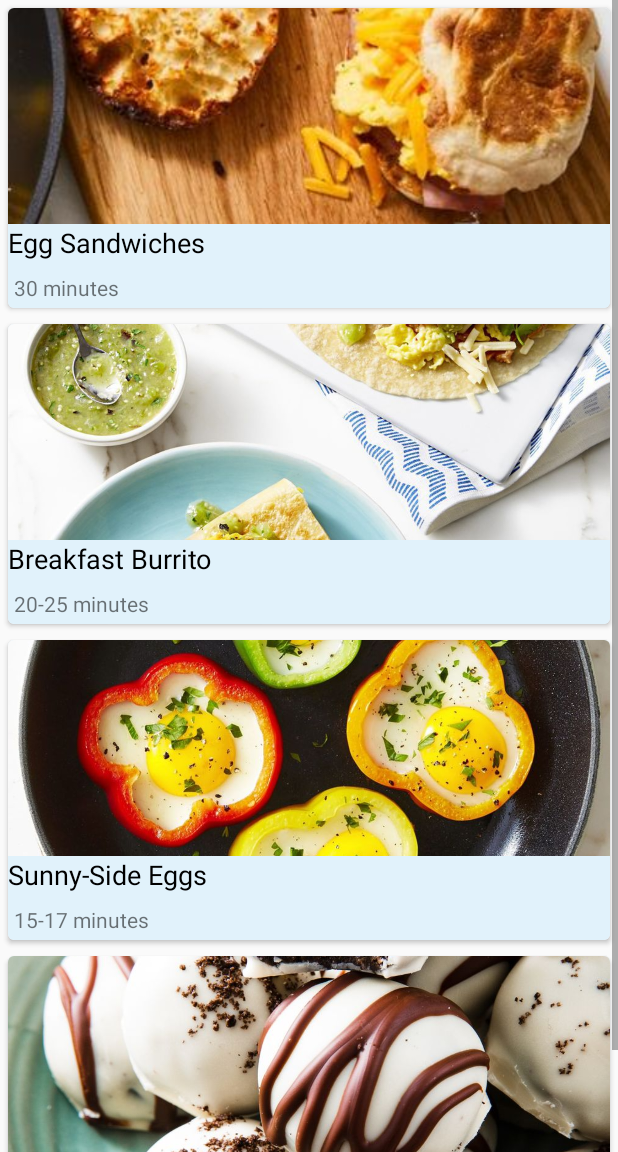
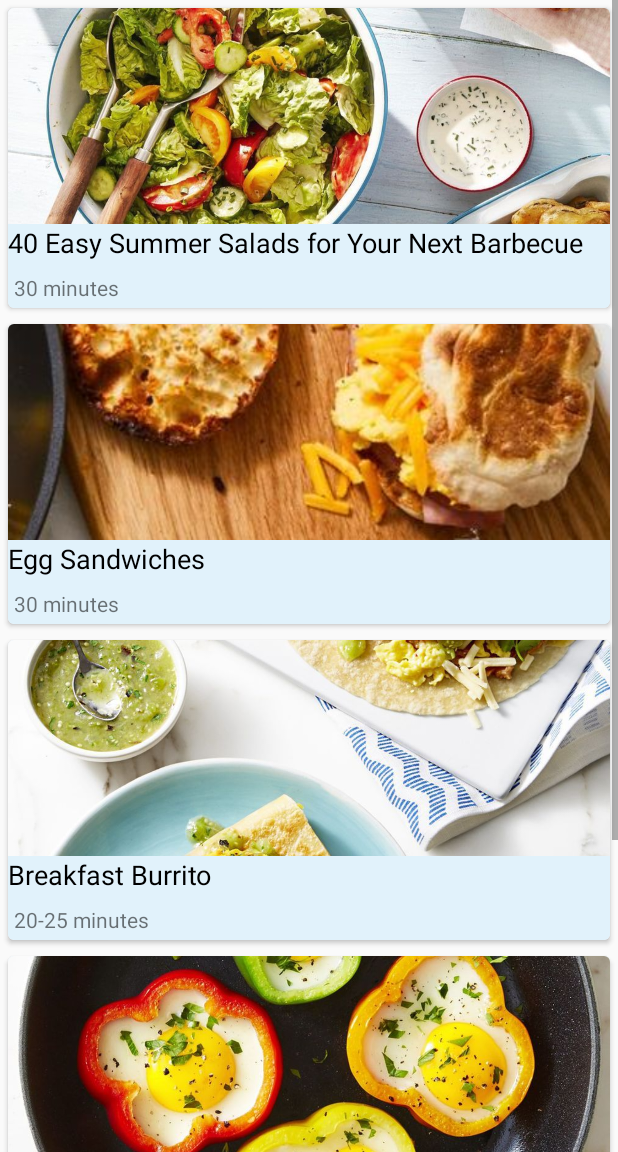
Before and after one commit to JustMoze/Recipe_app, an Android app: the screen it shows after launch (MainActivity), in the side drawer, after a tap on "Breakfast", on a phone screen of 412 x 824 dp, the part 84-1236 px from its top. Run offline under Robolectric (Android 15) with nearby library versions, the phone set to English and light mode, and no system bars; our stand-ins replace Room's generated code.

Commit message:
update database

```diff
--- a/app/src/main/java/com/hfad/recipes/Breakfast_fragment.java
+++ b/app/src/main/java/com/hfad/recipes/Breakfast_fragment.java
@@ -74,7 +74,7 @@
             try {
                 db = recipeDatabaseHelper.getReadableDatabase();
                 Log.d("Duombaze", "db was readed");
-                String sql = "SELECT recipe._ID, recipe.NAME, recipe.DURATION, recipe.IMAGE FROM `recipe` INNER JOIN category WHERE recipe._ID = category.RECIPE_ID AND category.NAME = 'Breakfast'";
+                String sql = "SELECT recipe._ID, recipe.NAME, recipe.DURATION, recipe.IMAGE FROM `recipe` INNER JOIN recipe_category ON recipe._ID = recipe_category.recipe_ID INNER JOIN category ON category._ID = recipe_category.category_ID AND category.NAME = 'Breakfast'";
                 cursor = db.rawQuery(sql, null);
                 if (cursor == null) return null;
                 else {
--- a/app/src/main/java/com/hfad/recipes/Category.java
+++ b/app/src/main/java/com/hfad/recipes/Category.java
@@ -1,19 +1,15 @@
 package com.hfad.recipes;
 
 public class Category {
-    int _id;
-    String category_name;
-    int foreign_key;
+    private int _id;
+    private String category_name;
 
     public Category(){}
 
     public Category(String name){
         this.category_name = name;
     }
-    public Category(String name, int foreign_key){
-        this.category_name = name;
-        this.foreign_key = foreign_key;
-    }
+
     public Category(int id, String name){
         this._id = id;
         this.category_name = name;
@@ -29,5 +25,4 @@
     public int get_id(){
         return this._id;
     }
-    public int getForeign_key() {return this.foreign_key;}
 }
--- a/app/src/main/java/com/hfad/recipes/Data.java
+++ b/app/src/main/java/com/hfad/recipes/Data.java
@@ -76,31 +76,48 @@
     public Category[] fillCategories(){
         Category[] category_list;
         category_list = new Category[]{
-                new Category("Salads", 3),
-                new Category("Drinks", 1),
-                new Category("Drinks", 2),
-                new Category("Salads", 4),
-                new Category("Salads", 5),
-                new Category("Salads", 6),
-                new Category("Lunch", 4),
-                new Category("Lunch", 5),
-                new Category("Lunch", 7),
-                new Category("Lunch", 8),
-                new Category("Dinner", 7),
-                new Category("Dinner", 9),
-                new Category("Dinner", 10),
-                new Category("Soup", 10),
-                new Category("Soup", 11),
-                new Category("Soup", 12),
-                new Category("Breakfast", 13),
-                new Category("Breakfast", 14),
-                new Category("Breakfast", 15),
-                new Category("Desert", 16),
-                new Category("Desert", 17),
-                new Category("Desert", 18),
-                new Category("Breakfast", 18)
+                new Category("Salads"), // 1
+                new Category("Drinks"), // 2
+                new Category("Lunch"), // 3
+                new Category("Dinner"), // 4
+                new Category("Soup"), // 5
+                new Category("Breakfast"), // 6
+                new Category("Desert") // 7
         };
         return category_list;
+    }
+    public Recipe_Category[] fillJunctionTable(){
+        Recipe_Category[] recipe_categories;
+        recipe_categories = new Recipe_Category[]{
+                new Recipe_Category(1, 2),
+                new Recipe_Category(1, 7),
+                new Recipe_Category(2, 2),
+                new Recipe_Category(3, 1),
+                new Recipe_Category(3, 6),
+                new Recipe_Category(4, 1),
+                new Recipe_Category(5, 3),
+                new Recipe_Category(6, 3),
+                new Recipe_Category(6, 4),
+                new Recipe_Category(7, 3),
+                new Recipe_Category(7, 4),
+                new Recipe_Category(8, 3),
+                new Recipe_Category(8, 4),
+                new Recipe_Category(9, 3),
+                new Recipe_Category(10, 5),
+                new Recipe_Category(10, 3),
+                new Recipe_Category(10, 4),
+                new Recipe_Category(11, 5),
+                new Recipe_Category(12, 5),
+                new Recipe_Category(13, 6),
+                new Recipe_Category(13, 4),
+                new Recipe_Category(14, 6),
+                new Recipe_Category(15, 6),
+                new Recipe_Category(16, 7),
+                new Recipe_Category(17, 7),
+                new Recipe_Category(18, 7),
+                new Recipe_Category(18, 6)
+        };
+        return recipe_categories;
     }
     private static String[] RecipeInstruction = {
             "Place 9 cups of watermelon cubes in a blender; blend on high until very smooth. Strain juice through a mesh strainer into a large pitcher. Pour the wine, vodka, triple sec, and simple syrup into the pitcher. Stir to combine. Mix the remaining 3 cups of watermelon cubes, the lime quarters, orange sections, and blueberries into the sangria. Chill for 4 hours before serving.",
--- a/app/src/main/java/com/hfad/recipes/Desert_fragment.java
+++ b/app/src/main/java/com/hfad/recipes/Desert_fragment.java
@@ -73,7 +73,7 @@
             try {
                 db = recipeDatabaseHelper.getReadableDatabase();
                 Log.d("Duombaze", "db was readed");
-                String sql = "SELECT recipe._ID, recipe.NAME, recipe.DURATION, recipe.IMAGE FROM `recipe` INNER JOIN category WHERE recipe._ID = category.RECIPE_ID AND category.NAME = 'Desert'";
+                String sql = "SELECT recipe._ID, recipe.NAME, recipe.DURATION, recipe.IMAGE FROM `recipe` INNER JOIN recipe_category ON recipe._ID = recipe_category.recipe_ID INNER JOIN category ON category._ID = recipe_category.category_ID AND category.NAME = 'Desert'";
                 cursor = db.rawQuery(sql, null);
                 if (cursor == null) return null;
                 else {
--- a/app/src/main/java/com/hfad/recipes/Dinner_fragment.java
+++ b/app/src/main/java/com/hfad/recipes/Dinner_fragment.java
@@ -75,7 +75,7 @@
             try {
                 db = recipeDatabaseHelper.getReadableDatabase();
                 Log.d("Duombaze", "db was readed");
-                String sql = "SELECT recipe._ID, recipe.NAME, recipe.DURATION, recipe.IMAGE FROM `recipe` INNER JOIN category WHERE recipe._ID = category.RECIPE_ID AND category.NAME = 'Dinner'";
+                String sql = "SELECT recipe._ID, recipe.NAME, recipe.DURATION, recipe.IMAGE FROM `recipe` INNER JOIN recipe_category ON recipe._ID = recipe_category.recipe_ID INNER JOIN category ON category._ID = recipe_category.category_ID AND category.NAME = 'Dinner'";
                 cursor = db.rawQuery(sql, null);
                 if (cursor == null) return null;
                 else {
--- a/app/src/main/java/com/hfad/recipes/Drinks_fragment.java
+++ b/app/src/main/java/com/hfad/recipes/Drinks_fragment.java
@@ -83,7 +83,7 @@
             try {
                 db = recipeDatabaseHelper.getReadableDatabase();
                 Log.d("Duombaze", "db was readed");
-                String sql = "SELECT recipe._ID, recipe.NAME, recipe.DURATION, recipe.IMAGE FROM `recipe` INNER JOIN category WHERE recipe._ID = category.RECIPE_ID AND category.NAME = 'Drinks'";
+                String sql = "SELECT recipe._ID, recipe.NAME, recipe.DURATION, recipe.IMAGE FROM `recipe` INNER JOIN recipe_category ON recipe._ID = recipe_category.recipe_ID INNER JOIN category ON category._ID = recipe_category.category_ID AND category.NAME = 'Drinks'";
                 cursor = db.rawQuery(sql, null);
                 if (cursor == null) return null;
                 else {
--- a/app/src/main/java/com/hfad/recipes/Ingredients.java
+++ b/app/src/main/java/com/hfad/recipes/Ingredients.java
@@ -1,10 +1,10 @@
 package com.hfad.recipes;
 
 public class Ingredients {
-    int _id;
-    String name;
-    String quantity;
-    int foreign_key;
+    private int _id;
+    private String name;
+    private String quantity;
+    private int foreign_key;
 
     public Ingredients(){}
     public Ingredients(String name, String quantity){
--- a/app/src/main/java/com/hfad/recipes/Lunch_fragment.java
+++ b/app/src/main/java/com/hfad/recipes/Lunch_fragment.java
@@ -73,7 +73,7 @@
             try {
                 db = recipeDatabaseHelper.getReadableDatabase();
                 Log.d("Duombaze", "db was readed");
-                String sql = "SELECT recipe._ID, recipe.NAME, recipe.DURATION, recipe.IMAGE FROM `recipe` INNER JOIN category WHERE recipe._ID = category.RECIPE_ID AND category.NAME = 'Lunch'";
+                String sql = "SELECT recipe._ID, recipe.NAME, recipe.DURATION, recipe.IMAGE FROM `recipe` INNER JOIN recipe_category ON recipe._ID = recipe_category.recipe_ID INNER JOIN category ON category._ID = recipe_category.category_ID AND category.NAME = 'Lunch'";
                 cursor = db.rawQuery(sql, null);
                 if (cursor == null) return null;
                 else {
--- a/app/src/main/java/com/hfad/recipes/RecipeDatabaseHelper.java
+++ b/app/src/main/java/com/hfad/recipes/RecipeDatabaseHelper.java
@@ -13,6 +13,7 @@
     private static final String TABLE_1 = "recipe";
     private static final String TABLE_2 = "ingredient";
     private static final String TABLE_3 = "category";
+    private static final String TABLE_4 = "recipe_category";
     private static SQLiteDatabase db;
     // Capitalize class name
     Data data_to_fill = new Data();
@@ -35,9 +36,13 @@
 
         Category[] categoriesToInsert = data_to_fill.fillCategories();
         insertCategories(db, categoriesToInsert);
+
+        Recipe_Category[] recipe_categories = data_to_fill.fillJunctionTable();
+        insertAllJunctionData(db, recipe_categories);
     }
     private void updateRecipesDatabase(SQLiteDatabase db, int oldVersion, int newVersion){
         if (oldVersion < 1){
+            // recipe table
             db.execSQL("CREATE TABLE " + TABLE_1 + " (_ID INTEGER PRIMARY KEY AUTOINCREMENT, "
                     + "NAME TEXT,"
                     + "DURATION TEXT,"
@@ -49,10 +54,11 @@
                     + "RECIPE_ID INTEGER,"
                     + "FOREIGN KEY(RECIPE_ID) REFERENCES "+ TABLE_1 +"(_ID));");
             db.execSQL("CREATE TABLE " + TABLE_3 + " (_ID INTEGER PRIMARY KEY AUTOINCREMENT, "
-                    + "NAME TEXT, "
-                    + "RECIPE_ID INTEGER,"
-                    + "FOREIGN KEY(RECIPE_ID) REFERENCES " + TABLE_1 +"(_ID));");
-
+                    + "NAME TEXT);");
+            db.execSQL("CREATE TABLE " + TABLE_4 + " (recipe_ID INTEGER,  "
+                    + "category_ID INTEGER,"
+                    + "FOREIGN KEY(recipe_ID) REFERENCES " + TABLE_1 + "(_ID),"
+                    + "FOREIGN KEY(category_ID) REFERENCES " + TABLE_3 + "(_ID));");
         } else {
             // if version will change it self than code written here will be executed
         }
@@ -78,9 +84,14 @@
     private void insertCategory(SQLiteDatabase db, Category category){
         ContentValues categoryValues = new ContentValues();
         categoryValues.put("NAME", category.getCategory_name());
-        categoryValues.put("RECIPE_ID", category.getForeign_key());
+        db.insert(TABLE_3, null, categoryValues);
+    }
+    private void insertJunctionData(SQLiteDatabase db, Recipe_Category recipe_category){
+        ContentValues junctionValues = new ContentValues();
+        junctionValues.put("recipe_ID", recipe_category.getRecipe_id());
+        junctionValues.put("category_ID", recipe_category.getCategry_id());
 
-        db.insert(TABLE_3, null, categoryValues);
+        db.insert(TABLE_4, null, junctionValues);
     }
     // inserting multiple data
     private void insertRecipes(SQLiteDatabase db, Recipe[] recipes){
@@ -98,4 +109,9 @@
             insertCategory(db, category);
         }
     }
+    private void insertAllJunctionData(SQLiteDatabase db, Recipe_Category[] recipe_categories){
+        for (Recipe_Category recipe_category : recipe_categories){
+            insertJunctionData(db, recipe_category);
+        }
+    }
 }
--- /dev/null
+++ b/app/src/main/java/com/hfad/recipes/Recipe_Category.java
@@ -0,0 +1,26 @@
+package com.hfad.recipes;
+
+public class Recipe_Category {
+    private int recipe_id;
+    private int categry_id;
+
+    public Recipe_Category(){}
+    public Recipe_Category(int id1, int id2){
+        this.recipe_id = id1;
+        this.categry_id = id2;
+    }
+    // setters
+    public void setRecipe_id(int id){
+        this.recipe_id = id;
+    }
+    public void setCategry_id(int id){
+        this.categry_id = id;
+    }
+    // getters
+    public int getRecipe_id(){
+        return this.recipe_id;
+    }
+    public int getCategry_id(){
+        return this.categry_id;
+    }
+}
--- a/app/src/main/java/com/hfad/recipes/Soup_fragment.java
+++ b/app/src/main/java/com/hfad/recipes/Soup_fragment.java
@@ -74,7 +74,7 @@
             try {
                 db = recipeDatabaseHelper.getReadableDatabase();
                 Log.d("Duombaze", "db was readed");
-                String sql = "SELECT recipe._ID, recipe.NAME, recipe.DURATION, recipe.IMAGE FROM `recipe` INNER JOIN category WHERE recipe._ID = category.RECIPE_ID AND category.NAME = 'Soup'";
+                String sql = "SELECT recipe._ID, recipe.NAME, recipe.DURATION, recipe.IMAGE FROM `recipe` INNER JOIN recipe_category ON recipe._ID = recipe_category.recipe_ID INNER JOIN category ON category._ID = recipe_category.category_ID AND category.NAME = 'Soup'";
                 cursor = db.rawQuery(sql, null);
                 if (cursor == null) return null;
                 else {
```
